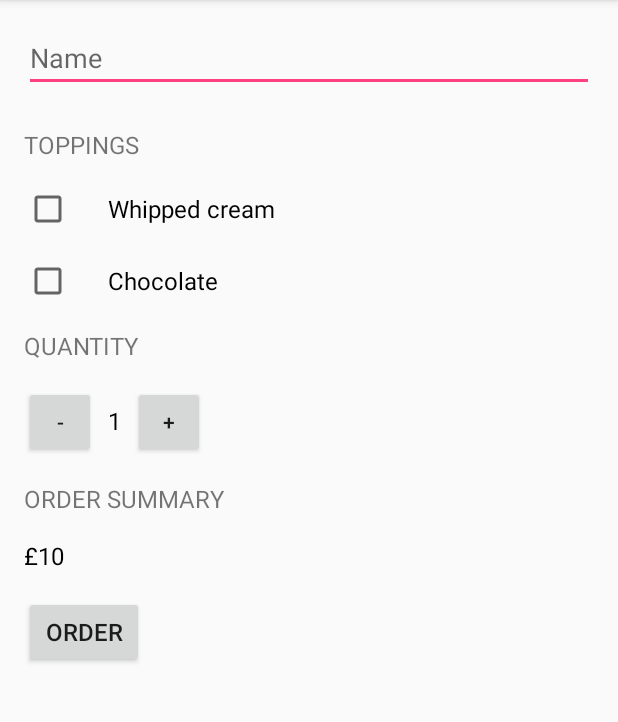
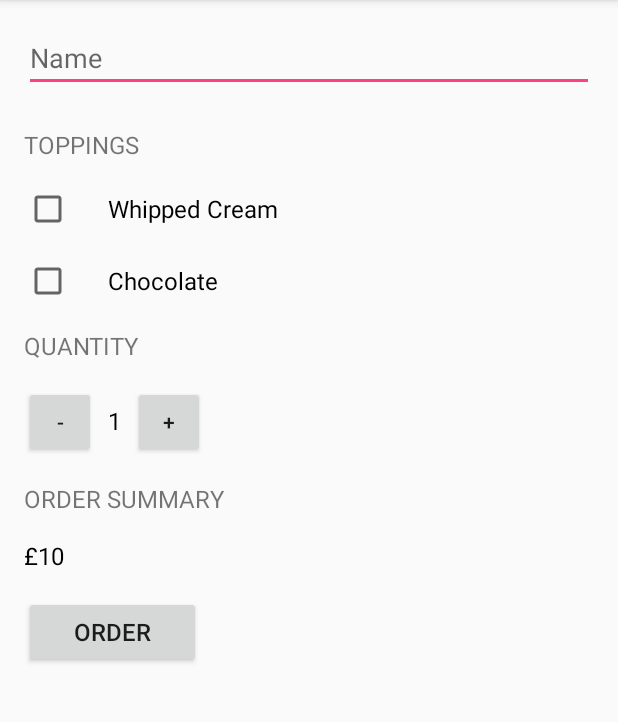
Before and after one commit to laramartin/android_udacity_course, an Android app: the screen it shows after launch (MainActivity), after a tap on "ORDER", on a phone screen of 412 x 824 dp, the part 84-806 px from its top. Run offline under Robolectric (Android 15) with nearby library versions, the phone set to English and light mode, and no system bars; 4 statements that could not run were skipped.

Commit message:
created strings, added spanish and catalan

```diff
--- a/JustJava/app/src/main/java/com/example/android/justjava/MainActivity.java
+++ b/JustJava/app/src/main/java/com/example/android/justjava/MainActivity.java
@@ -70,13 +70,14 @@ public class MainActivity extends ActionBarActivity {
     }
 
     private void createOrderSummary(int price, boolean whippedCream, boolean chocolate, String customerName) {
-        String summary = "Name: " + customerName +
-                "\nAdd whipped cream? " + whippedCream +
-                "\nAdd chocolate? " + chocolate +
-                "\nQuantity: " + quantity + "\n" +
-                "Total: $" + price + "\nThank you!";
+        String summary = getString(R.string.hint_name) + ": " + customerName +
+                "\n" + getString(R.string.add_whipped_cream) + whippedCream +
+                "\n" + getString(R.string.add_chocolate) + chocolate +
+                "\n" + getString(R.string.quantity)+ ": " + quantity +
+                "\n" + getString(R.string.total_pay)+ price +
+                "\n" + getString(R.string.thank_you);
 
-        composeEmail(summary);
+        composeEmail(customerName, summary);
     }
 
 //    private void displayMessage(String message) {
@@ -115,9 +116,10 @@ public class MainActivity extends ActionBarActivity {
         displayQuantity(quantity);
     }
 
-    public void composeEmail(String bodyText) {
+    public void composeEmail(String customerName, String bodyText) {
         Intent intent = new Intent(Intent.ACTION_SENDTO);
         intent.setData(Uri.parse("mailto:")); // only email apps should handle this
+        intent.putExtra(intent.EXTRA_SUBJECT, "Just Java order for: " + customerName);
         intent.putExtra(Intent.EXTRA_TEXT, bodyText);
         if (intent.resolveActivity(getPackageManager()) != null) {
             startActivity(intent);
--- a/JustJava/app/src/main/res/layout/activity_main.xml
+++ b/JustJava/app/src/main/res/layout/activity_main.xml
@@ -18,14 +18,14 @@
             android:id="@+id/customer_name"
             android:layout_width="fill_parent"
             android:layout_height="wrap_content"
-            android:hint="Name"
+            android:hint="@string/hint_name"
             android:inputType="textCapWords"
             android:layout_marginBottom="24dp"  />
 
         <TextView
             android:layout_width="wrap_content"
             android:layout_height="wrap_content"
-            android:text="Toppings"
+            android:text="@string/toppings"
             android:textAllCaps="true"
             android:textSize="16sp"/>
 
@@ -33,7 +33,7 @@
             android:id="@+id/whipped_cream_checkbox"
             android:layout_width="wrap_content"
             android:layout_height="wrap_content"
-            android:text="Whipped cream"
+            android:text="@string/whipped_cream"
             android:layout_marginTop="16dp"
             android:textSize="16sp"
             android:paddingLeft="24dp" />
@@ -42,7 +42,7 @@
             android:id="@+id/chocolate_checkbox"
             android:layout_width="wrap_content"
             android:layout_height="wrap_content"
-            android:text="Chocolate"
+            android:text="@string/chocolate"
             android:layout_marginTop="16dp"
             android:textSize="16sp"
             android:paddingLeft="24dp" />
@@ -50,7 +50,7 @@
         <TextView
             android:layout_width="wrap_content"
             android:layout_height="wrap_content"
-            android:text="quantity"
+            android:text="@string/quantity"
             android:textSize="16sp"
             android:textAllCaps="true"
             android:layout_marginTop="16dp"/>
@@ -91,7 +91,7 @@
         <TextView
             android:layout_width="wrap_content"
             android:layout_height="wrap_content"
-            android:text="Order Summary"
+            android:text="@string/order_summary"
             android:textSize="16sp"
             android:textAllCaps="true"
             android:layout_marginTop="16dp"/>
@@ -106,9 +106,11 @@
             android:textColor="@android:color/black"/>
 
         <Button
-            android:layout_width="80dp"
+            android:layout_width="wrap_content"
             android:layout_height="wrap_content"
-            android:text="order"
+            android:text="@string/order_button"
+            android:paddingLeft="50px"
+            android:paddingRight="50px"
             android:layout_marginTop="16dp"
             android:textSize="16sp"
             android:onClick="submitOrder"/>
--- a/JustJava/app/src/main/res/values/strings.xml
+++ b/JustJava/app/src/main/res/values/strings.xml
@@ -1,3 +1,14 @@
 <resources>
     <string name="app_name">Just Java</string>
+    <string name="hint_name">Name</string>
+    <string name="toppings">Toppings</string>
+    <string name="whipped_cream">Whipped Cream</string>
+    <string name="chocolate">Chocolate</string>
+    <string name="quantity">Quantity</string>
+    <string name="order_summary">Order Summary</string>
+    <string name="order_button">Order</string>
+    <string name="thank_you">Thank you!</string>
+    <string name="total_pay">Total: $</string>
+    <string name="add_chocolate">Add chocolate? </string>
+    <string name="add_whipped_cream">Add whipped cream? </string>
 </resources>
```
Also changed, not shown: 2 other files.
